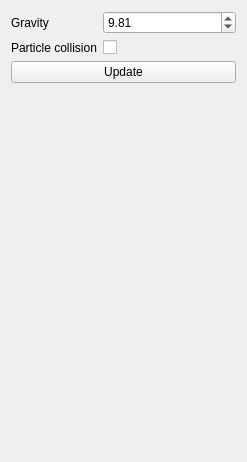
Before: the Qt Designer form forms/widgetfountain.ui in Midnaaaaaa/physics-simulation, drawn with Qt 5.
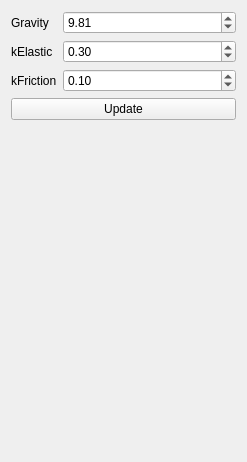
After: the same form once the commit is applied.

Diff of the .ui file:
```diff
--- a/forms/widgetfountain.ui
+++ b/forms/widgetfountain.ui
@@ -34,7 +34,7 @@
      </property>
     </widget>
    </item>
-   <item row="2" column="0" colspan="2">
+   <item row="3" column="0" colspan="2">
     <widget class="QPushButton" name="btnUpdate">
      <property name="text">
       <string>Update</string>
@@ -44,14 +44,40 @@
    <item row="1" column="0">
     <widget class="QLabel" name="label_2">
      <property name="text">
-      <string>Particle collision</string>
+      <string>kElastic</string>
+     </property>
+    </widget>
+   </item>
+   <item row="2" column="0">
+    <widget class="QLabel" name="label_3">
+     <property name="text">
+      <string>kFriction</string>
      </property>
     </widget>
    </item>
    <item row="1" column="1">
-    <widget class="QCheckBox" name="particleCollision">
-     <property name="text">
-      <string/>
+    <widget class="QDoubleSpinBox" name="kelastic">
+     <property name="maximum">
+      <double>1.000000000000000</double>
+     </property>
+     <property name="singleStep">
+      <double>0.100000000000000</double>
+     </property>
+     <property name="value">
+      <double>0.300000000000000</double>
+     </property>
+    </widget>
+   </item>
+   <item row="2" column="1">
+    <widget class="QDoubleSpinBox" name="kfriction">
+     <property name="maximum">
+      <double>1.000000000000000</double>
+     </property>
+     <property name="singleStep">
+      <double>0.100000000000000</double>
+     </property>
+     <property name="value">
+      <double>0.100000000000000</double>
      </property>
     </widget>
    </item>
```
